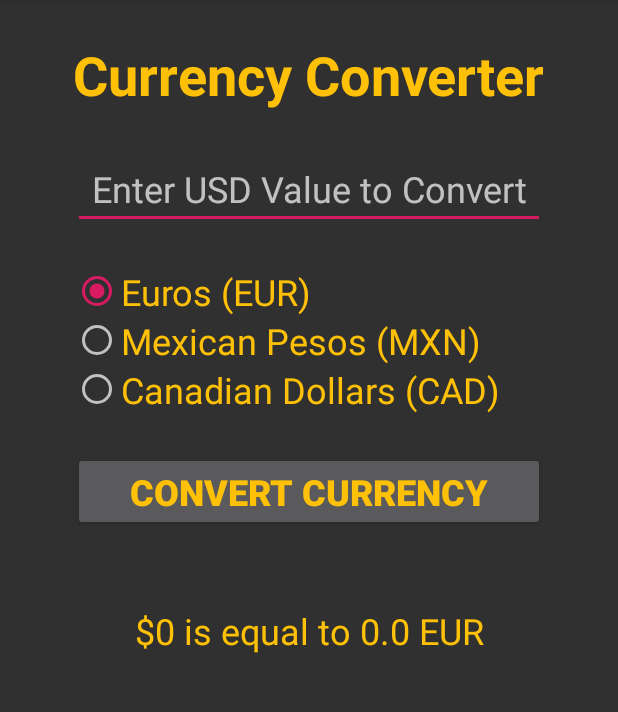
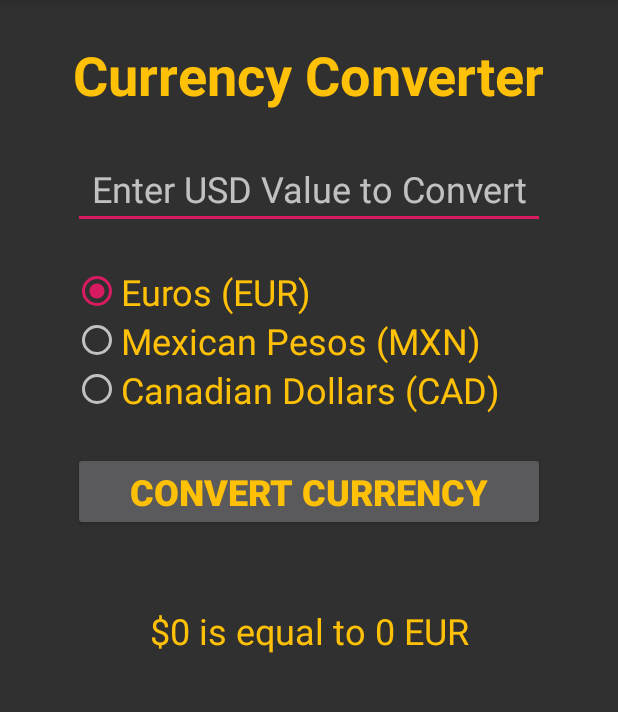
Before and after one commit to DGrayAndroid/CurrencyConversion, an Android app: the screen it shows after launch (MainActivity), after a tap on "CONVERT CURRENCY", on a phone screen of 412 x 824 dp, the part 84-796 px from its top. Run offline under Robolectric (Android 15) with nearby library versions, the light colour scheme and no system bars; 1 statement that could not run was skipped.

Commit message:
Fixed rounding decimals on converted currencies.

```diff
--- a/app/src/main/java/dalton/gray/currencyconversion/MainActivity.java
+++ b/app/src/main/java/dalton/gray/currencyconversion/MainActivity.java
@@ -46,19 +46,20 @@ public class MainActivity extends AppCompatActivity {
 
                 if(usd <= 100000) {
                     DecimalFormat currencyUSD = new DecimalFormat("$###,###.##");
+                    DecimalFormat rounded = new DecimalFormat("##.##");
                     if(radEuro.isChecked()) {
                         converted = usd * rateEuro;
-                        result.setText(currencyUSD.format(usd) + " is equal to " + converted + " EUR");
+                        result.setText(currencyUSD.format(usd) + " is equal to " + rounded.format(converted) + " EUR");
                     }
 
                     if(radPeso.isChecked()) {
                         converted = usd * ratePeso;
-                        result.setText(currencyUSD.format(usd) + " is equal to " + converted + " MXN");
+                        result.setText(currencyUSD.format(usd) + " is equal to " + rounded.format(converted) + " MXN");
                     }
 
                     if(radCaD.isChecked()) {
                         converted = usd * rateCaD;
-                        result.setText(currencyUSD.format(usd) + " is equal to " + converted + " CAD");
+                        result.setText(currencyUSD.format(usd) + " is equal to " + rounded.format(converted) + " CAD");
                     }
                 } else {
                     Toast.makeText(MainActivity.this, "Please enter a value below $100,000.00", Toast.LENGTH_LONG);
```
